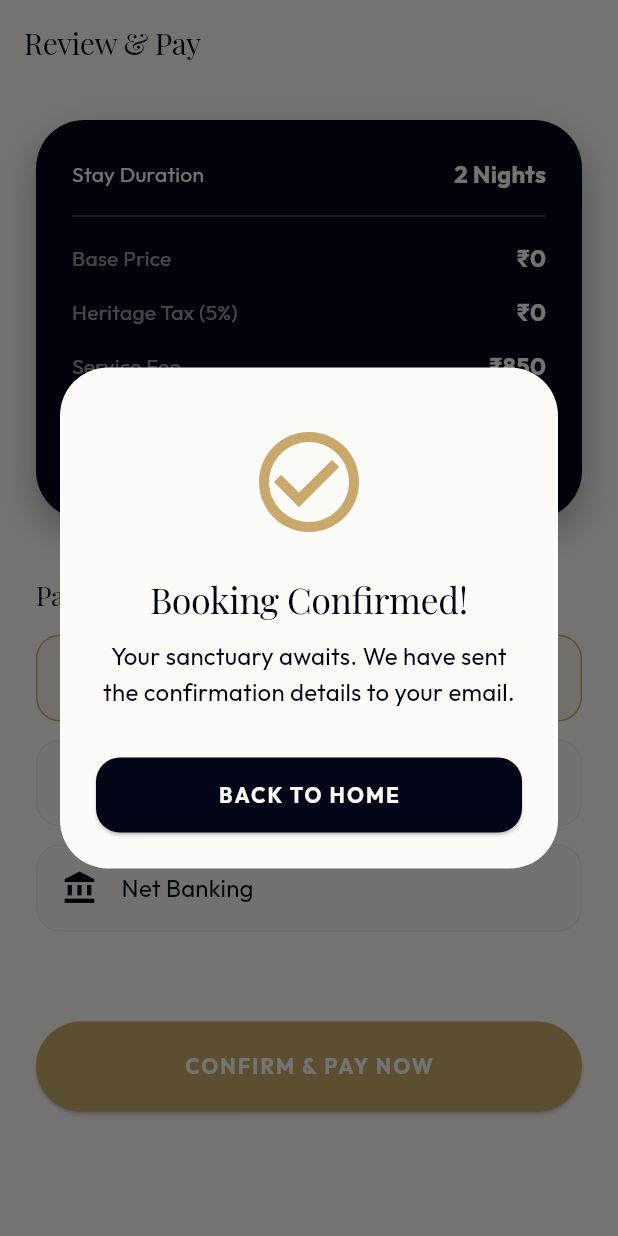
After one commit to Sanju87921/Hampi_Stays_App, a Flutter app: the CheckoutScreen screen opened by its route, after a tap on "CONFIRM & PAY NOW", on a phone screen of 412 x 824 dp. The commit adds this screen. Run offline on Flutter 3.47's test engine with Material 3 defaults, Android fonts, the phone set to English and light mode, and no system bars; our stand-ins replace flutter_animate, flutter_riverpod, flutter_secure_storage, go_router, google_fonts, google_maps_flutter and 2 more; accounts and stored records are empty; generated files the repository leaves out were written again; network calls fail; statements that could not run were skipped.

Commit message:
feat: implement Phase 3 Booking Engine with room selection and cinematic checkout flow

```diff
--- /dev/null
+++ b/lib/features/booking/presentation/checkout_screen.dart
@@ -0,0 +1,185 @@
+import 'package:flutter/material.dart';
+import 'package:flutter_riverpod/flutter_riverpod.dart';
+import 'package:go_router/go_router.dart';
+import 'package:hampi_stays/core/theme/hampi_theme.dart';
+import 'package:hampi_stays/features/booking/presentation/booking_screen.dart';
+
+class CheckoutScreen extends ConsumerWidget {
+  const CheckoutScreen({super.key});
+
+  @override
+  Widget build(BuildContext context, WidgetRef ref) {
+    final bookingState = ref.watch(bookingControllerProvider);
+    final totalPrice = bookingState['totalPrice'] as double;
+
+    return Scaffold(
+      backgroundColor: HampiTheme.warmIvory,
+      appBar: AppBar(
+        title: Text(
+          'Review & Pay',
+          style: Theme.of(context).textTheme.displayMedium?.copyWith(fontSize: 20),
+        ),
+        backgroundColor: Colors.transparent,
+        elevation: 0,
+      ),
+      body: SingleChildScrollView(
+        padding: const EdgeInsets.all(24),
+        child: Column(
+          crossAxisAlignment: CrossAxisAlignment.start,
+          children: [
+            // Luxury Summary Card
+            Container(
+              padding: const EdgeInsets.all(24),
+              decoration: BoxDecoration(
+                color: HampiTheme.deepNavy,
+                borderRadius: BorderRadius.circular(32),
+                boxShadow: [
+                  BoxShadow(
+                    color: HampiTheme.deepNavy.withOpacity(0.3),
+                    blurRadius: 20,
+                    offset: const Offset(0, 10),
+                  ),
+                ],
+              ),
+              child: Column(
+                children: [
+                  _buildSummaryRow(context, 'Stay Duration', '2 Nights', isHeader: true),
+                  const Divider(color: Colors.white24, height: 32),
+                  _buildSummaryRow(context, 'Base Price', '₹${totalPrice.toStringAsFixed(0)}'),
+                  const SizedBox(height: 12),
+                  _buildSummaryRow(context, 'Heritage Tax (5%)', '₹${(totalPrice * 0.05).toStringAsFixed(0)}'),
+                  const SizedBox(height: 12),
+                  _buildSummaryRow(context, 'Service Fee', '₹850'),
+                  const Divider(color: Colors.white24, height: 32),
+                  _buildSummaryRow(
+                    context,
+                    'Total Amount',
+                    '₹${(totalPrice * 1.05 + 850).toStringAsFixed(0)}',
+                    isTotal: true,
+                  ),
+                ],
+              ),
+            ),
+
+            const SizedBox(height: 40),
+
+            Text(
+              'Payment Method',
+              style: Theme.of(context).textTheme.displayMedium?.copyWith(fontSize: 18),
+            ),
+            const SizedBox(height: 16),
+
+            _buildPaymentMethod(context, 'UPI / QR Code', Icons.qr_code_scanner, true),
+            const SizedBox(height: 12),
+            _buildPaymentMethod(context, 'Credit / Debit Card', Icons.credit_card, false),
+            const SizedBox(height: 12),
+            _buildPaymentMethod(context, 'Net Banking', Icons.account_balance, false),
+
+            const SizedBox(height: 60),
+
+            SizedBox(
+              width: double.infinity,
+              height: 60,
+              child: ElevatedButton(
+                style: ElevatedButton.styleFrom(
+                  backgroundColor: HampiTheme.mutedGold,
+                  shape: RoundedRectangleBorder(borderRadius: BorderRadius.circular(30)),
+                ),
+                onPressed: () => _showSuccessDialog(context),
+                child: const Text('CONFIRM & PAY NOW'),
+              ),
+            ),
+          ],
+        ),
+      ),
+    );
+  }
+
+  Widget _buildSummaryRow(BuildContext context, String label, String value, {bool isHeader = false, bool isTotal = false}) {
+    return Row(
+      mainAxisAlignment: MainAxisAlignment.spaceBetween,
+      children: [
+        Text(
+          label,
+          style: Theme.of(context).textTheme.bodyLarge?.copyWith(
+            color: isHeader || isTotal ? HampiTheme.warmIvory : HampiTheme.warmIvory.withOpacity(0.6),
+            fontWeight: isTotal ? FontWeight.bold : FontWeight.normal,
+            fontSize: isTotal ? 18 : 14,
+          ),
+        ),
+        Text(
+          value,
+          style: Theme.of(context).textTheme.bodyLarge?.copyWith(
+            color: isTotal ? HampiTheme.mutedGold : HampiTheme.warmIvory,
+            fontWeight: FontWeight.bold,
+            fontSize: isTotal ? 22 : 16,
+          ),
+        ),
+      ],
+    );
+  }
+
+  Widget _buildPaymentMethod(BuildContext context, String name, IconData icon, bool isSelected) {
+    return Container(
+      padding: const EdgeInsets.all(16),
+      decoration: BoxDecoration(
+        color: isSelected ? HampiTheme.mutedGold.withOpacity(0.1) : HampiTheme.sandstone.withOpacity(0.3),
+        borderRadius: BorderRadius.circular(16),
+        border: Border.all(
+          color: isSelected ? HampiTheme.mutedGold : HampiTheme.deepNavy.withOpacity(0.05),
+        ),
+      ),
+      child: Row(
+        children: [
+          Icon(icon, color: isSelected ? HampiTheme.mutedGold : HampiTheme.deepNavy),
+          const SizedBox(width: 16),
+          Text(
+            name,
+            style: Theme.of(context).textTheme.bodyLarge?.copyWith(
+              fontWeight: isSelected ? FontWeight.bold : FontWeight.normal,
+            ),
+          ),
+          const Spacer(),
+          if (isSelected) const Icon(Icons.check_circle, color: HampiTheme.mutedGold, size: 20),
+        ],
+      ),
+    );
+  }
+
+  void _showSuccessDialog(BuildContext context) {
+    showDialog(
+      context: context,
+      barrierDismissible: false,
+      builder: (context) => AlertDialog(
+        backgroundColor: HampiTheme.warmIvory,
+        shape: RoundedRectangleBorder(borderRadius: BorderRadius.circular(32)),
+        content: Column(
+          mainAxisSize: MainAxisSize.min,
+          children: [
+            const SizedBox(height: 20),
+            const Icon(Icons.check_circle_outline, color: HampiTheme.mutedGold, size: 80),
+            const SizedBox(height: 24),
+            Text(
+              'Booking Confirmed!',
+              style: Theme.of(context).textTheme.displayMedium?.copyWith(fontSize: 24),
+            ),
+            const SizedBox(height: 12),
+            Text(
+              'Your sanctuary awaits. We have sent the confirmation details to your email.',
+              textAlign: TextAlign.center,
+              style: Theme.of(context).textTheme.bodyLarge,
+            ),
+            const SizedBox(height: 32),
+            SizedBox(
+              width: double.infinity,
+              child: ElevatedButton(
+                onPressed: () => context.go('/traveller/home'),
+                child: const Text('BACK TO HOME'),
+              ),
+            ),
+          ],
+        ),
+      ),
+    );
+  }
+}
--- a/lib/features/discovery/presentation/widgets/discovery_widgets.dart
+++ b/lib/features/discovery/presentation/widgets/discovery_widgets.dart
@@ -1,6 +1,7 @@
 import 'dart:ui';
 import 'package:flutter/material.dart';
 import 'package:flutter_animate/flutter_animate.dart';
+import 'package:go_router/go_router.dart';
 import 'package:hampi_stays/core/theme/hampi_theme.dart';
 
 class ImmersiveSearchBar extends StatelessWidget {
@@ -79,7 +80,9 @@ class CinematicResortCard extends StatelessWidget {
 
   @override
   Widget build(BuildContext context) {
-    return Container(
+    return GestureDetector(
+      onTap: () => context.push('/booking/rooms'),
+      child: Container(
         margin: const EdgeInsets.only(bottom: 24),
         decoration: BoxDecoration(
           borderRadius: BorderRadius.circular(32),
@@ -191,6 +194,7 @@ class CinematicResortCard extends StatelessWidget {
             ],
           ),
         ),
+      ),
     );
   }
 }
--- a/lib/main.dart
+++ b/lib/main.dart
@@ -5,6 +5,8 @@ import 'package:hampi_stays/core/theme/hampi_theme.dart';
 import 'package:hampi_stays/features/onboarding/presentation/onboarding_screen.dart';
 import 'package:hampi_stays/features/auth/presentation/auth_screen.dart';
 import 'package:hampi_stays/features/discovery/presentation/discovery_screen.dart';
+import 'package:hampi_stays/features/booking/presentation/booking_screen.dart';
+import 'package:hampi_stays/features/booking/presentation/checkout_screen.dart';
 
 void main() {
   runApp(
@@ -45,6 +47,14 @@ final _router = GoRouter(
       builder: (context, state) => const DiscoveryScreen(),
     ),
     GoRoute(
+      path: '/booking/rooms',
+      builder: (context, state) => const RoomSelectionScreen(resortName: 'Evolve Back Hampi'),
+    ),
+    GoRoute(
+      path: '/booking/checkout',
+      builder: (context, state) => const CheckoutScreen(),
+    ),
+    GoRoute(
       path: '/owner/dashboard',
       builder: (context, state) => const Scaffold(body: Center(child: Text('Owner Dashboard'))),
     ),
```
Also changed, not shown: lib/features/booking/presentation/booking_screen.dart (added, +210 -0 lines). Lines whose indentation alone changed are shown as unchanged.
